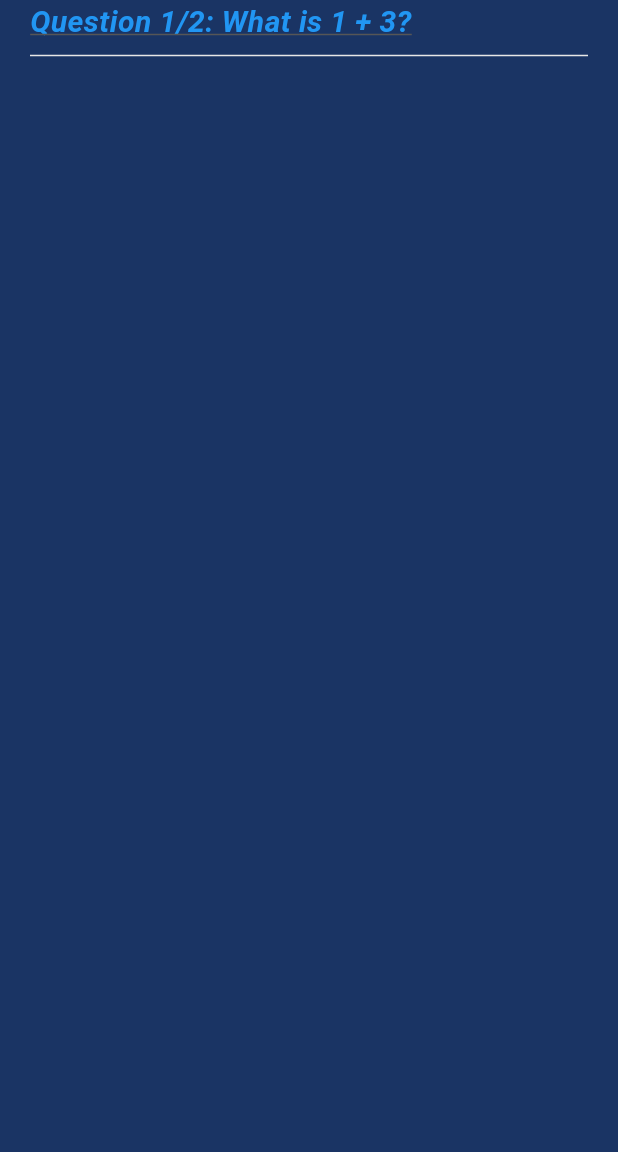
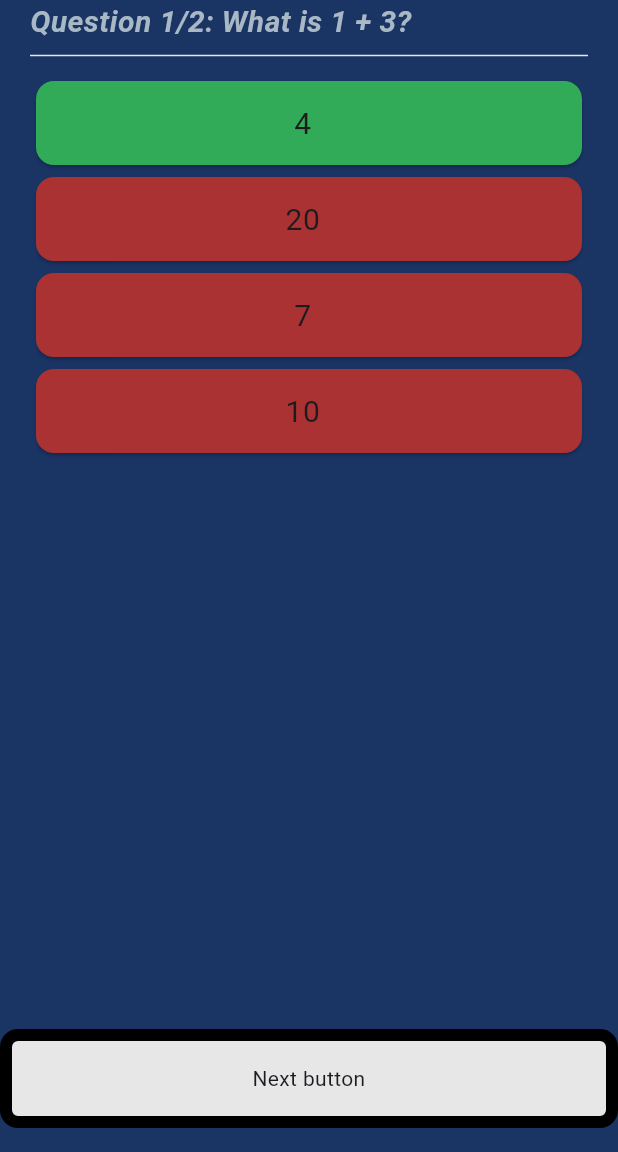
Before and after one commit to Nguyenthanh0511/Flutter-MobileApp, a Flutter app: the screen it shows after launch, on a phone screen of 412 x 824 dp, the part 84-1236 px from its top. Run offline on Flutter 3.47's test engine with Material 3 defaults, Android fonts, the phone set to English and light mode, and no system bars.

Commit message:
correct answer

```diff
--- a/lib/instructions.txt
+++ b/lib/instructions.txt
@@ -0,0 +1,10 @@
+now before going to ui design , first let's make some constans variables
+-- create a separate file
+
+-- let's start homepage
+
+-let's start work on ui
+-change the background color and the appbar first
+- import the constans.dart in our homepage ( because it has our color)
+
+-I'm going to next question
--- a/lib/main.dart
+++ b/lib/main.dart
@@ -7,6 +7,7 @@ void main(){
 
   );
 }
+
 class MyApp extends StatelessWidget{
   const MyApp({Key? key}) : super(key:key);
 
@@ -15,6 +16,7 @@ class MyApp extends StatelessWidget{
     return const MaterialApp(
       debugShowCheckedModeBanner: false,
       home : HomeScreen(),
+
     );
   }
 }
--- a/lib/model/question_model.dart
+++ b/lib/model/question_model.dart
@@ -3,7 +3,7 @@ class Question {
   // Every question will have a title and the question itself.
   final String title;
   // Every question will have options.
-  final Map<String, String> options;
+  final Set<String> options;
   // Options will be like (1 true, 2 false) = something like these.
   final String correctAnswer;
 
--- a/lib/screens/home_screen.dart
+++ b/lib/screens/home_screen.dart
@@ -1,9 +1,12 @@
+
 import 'package:flutter/material.dart';
 import 'package:quizapp/constants.dart';
 // import 'package:quizapp/model/question_model.dart';
 import 'package:quizapp/widgets/question_widget.dart';
-// import '../widgets/question_widget.dart';
+import 'package:quizapp/widgets/next_button.dart';
 import '../model/question_model.dart';
+import 'package:quizapp/widgets/options.dart';
+import 'package:quizapp/widgets/option.dart';
 class HomeScreen extends StatefulWidget {
   const HomeScreen({Key? key}) : super(key: key);
 
@@ -13,22 +16,42 @@ class HomeScreen extends StatefulWidget {
 
 class _HomeScreenState extends State<HomeScreen> {
   List<Question> _questions = [
-    Question(
-       id: '10',
-       title: 'What is 1 + 3?',
-     // options: {'5', '30', '4', '20'},
-       options: {'6': 'six', '20': 'twenty', '7': 'seven', '10': 'ten'},
-       correctAnswer: '4',
-     ),
+     Question(
+        id: '10',
+        title: 'What is 1 + 3?',
+        options: [
+          Option(value: '4', isCorrect: true),
+          Option(value: '20',isCorrect:false),
+          Option(value: '7',isCorrect:false),
+          Option(value: '10',isCorrect:false),
+        ],
+        correctAnswer: '4',
+      ),
      Question(
        id: '11',
        title: 'What is 5 + 2?',
      // options: {'6', '20', '7', '10'},
-       options: {'3': 'six', '2': 'twenty', '7': 'seven', '10': 'ten'},
+         options: [
+          Option(value: '3', isCorrect: false),
+          Option(value: '2',isCorrect:false),
+          Option(value: '7',isCorrect:true ),
+          Option(value: '1',isCorrect:false),
+        ],
        correctAnswer: '7',
      ),
   ];
     int index = 0;
+    //create function to next question
+    void NextQuestion(){
+      if(index == _questions.length-1){
+        return;
+      }
+      else{
+        setState((){
+          index++;
+        });
+      }
+    }
   @override
   Widget build(BuildContext context) {
     return Scaffold(
@@ -48,10 +71,40 @@ class _HomeScreenState extends State<HomeScreen> {
                 question: _questions[index].title,
                 totalQuestions: _questions.length,
               ),
-              const Divider(color:neutral)   // Thanh kẻ ngang
+              const Divider(color:neutral) ,  // Thanh kẻ ngang
+              const SizedBox(height: 5.0),
+             Column(
+                children: [
+                  for (int i = 0; i < _questions[index].options.length; i++)
+                  // if(_questions[index].options.values.toList()[i].isEmpty)
+                    Column(
+                      children: [
+                        Options(
+                          option: _questions[index].options[i].value,   // option là một thuộc tính của lớp Options ( thông qua options chúng ta sẽ style cho nó)
+                          color: _questions[index ].options[i].isCorrect ?
+                          correct:incorrect,
+                        ),
+                        // Card(
+                        //   child: Text(_questions[index].options.values.toList()[i]),
+                        // ),
+                      ],
+                    ),
+                ],
+              ),
+
             ],
           ),
         ),
+        //use the floating action button
+        floatingActionButton: Padding(
+          padding : EdgeInsets.all(0.0),
+          child:NextButton(
+            nextQuestions: NextQuestion,
+          ),
+
+
+        ),
+        floatingActionButtonLocation : FloatingActionButtonLocation.centerFloat,
     );
   }
 }
@@ -61,7 +114,7 @@ class Question {
   // Every question will have a title and the question itself.
   final String title;
   // Every question will have options.
-  final Map<String, String> options;
+  final List<Option> options;
   // Options will be like (1 true, 2 false) = something like these.
   final String correctAnswer;
 
--- a/lib/widgets/next_button.dart
+++ b/lib/widgets/next_button.dart
@@ -0,0 +1,32 @@
+import 'package:flutter/material.dart';
+import 'package:quizapp/constants.dart';
+class NextButton extends StatelessWidget{
+  const NextButton ({Key ?key,required this.nextQuestions}) : super(key:key);
+  final VoidCallback nextQuestions;
+
+@override
+Widget build(BuildContext context){
+  return GestureDetector(
+    onTap:nextQuestions,
+    child: Container(
+      width : double.infinity,
+      decoration: BoxDecoration(
+      color: neutral,
+      // image: const DecorationImage(
+      //   image: NetworkImage('https://flutter.github.io/assets-for-api-docs/assets/widgets/owl-2.jpg'),
+      //   fit: BoxFit.cover,
+      // ),
+      border: Border.all(
+        width: 8,
+      ),
+      borderRadius: BorderRadius.circular(12),
+      ),
+      padding: const EdgeInsets.symmetric(vertical: 15),
+      child:Text(
+        'Next button' ,
+        textAlign :TextAlign.center,
+      ),
+    ),
+  );
+}
+}
--- /dev/null
+++ b/lib/widgets/option.dart
@@ -0,0 +1,10 @@
+import 'package:flutter/material.dart';
+
+class Option {
+  const Option({required this.value,required this.isCorrect}) ;
+  final String value;
+  final bool isCorrect;
+
+  // @override
+  // State<MyWidget> createState() => _MyWidgetState();
+}
--- /dev/null
+++ b/lib/widgets/options.dart
@@ -0,0 +1,30 @@
+import 'package:flutter/material.dart';
+import 'package:quizapp/constants.dart';
+class Options extends StatelessWidget {
+  const Options({Key? key,required this.option,required this.color}) : super(key: key);
+  final String option;
+  final Color color;
+  @override
+  Widget build(BuildContext context) {
+    return GestureDetector(
+      onTap: (){
+        // print('clicked');
+      },
+      child:Card(
+        color:color,
+        child:ListTile(
+          title : Text(
+            option ,
+            textAlign: TextAlign.center,
+            style:TextStyle(
+              fontSize: 20.0,
+
+            )
+          )
+        )
+      )
+
+    );
+  }
+
+}
--- a/lib/widgets/question_widget.dart
+++ b/lib/widgets/question_widget.dart
@@ -21,8 +21,8 @@ class QuestionWidget extends StatelessWidget {
         fontSize: 20.0, // Define the font size as 20.0
         fontWeight: FontWeight.bold, // Define the font weight as bold
         fontStyle: FontStyle.italic, // Define the font style as italic
-        color: Colors.blue, // Define the text color as blue
-        decoration: TextDecoration.underline, // Define the text decoration as underline
+        color: Color.fromARGB(255, 168, 184, 197), // Define the text color as blue
+        // decoration: TextDecoration.underline, // Define the text decoration as underline
         decorationColor: const Color.fromARGB(255, 86, 86, 86) // Define the text decoration color as red
       ),
       ),
```
